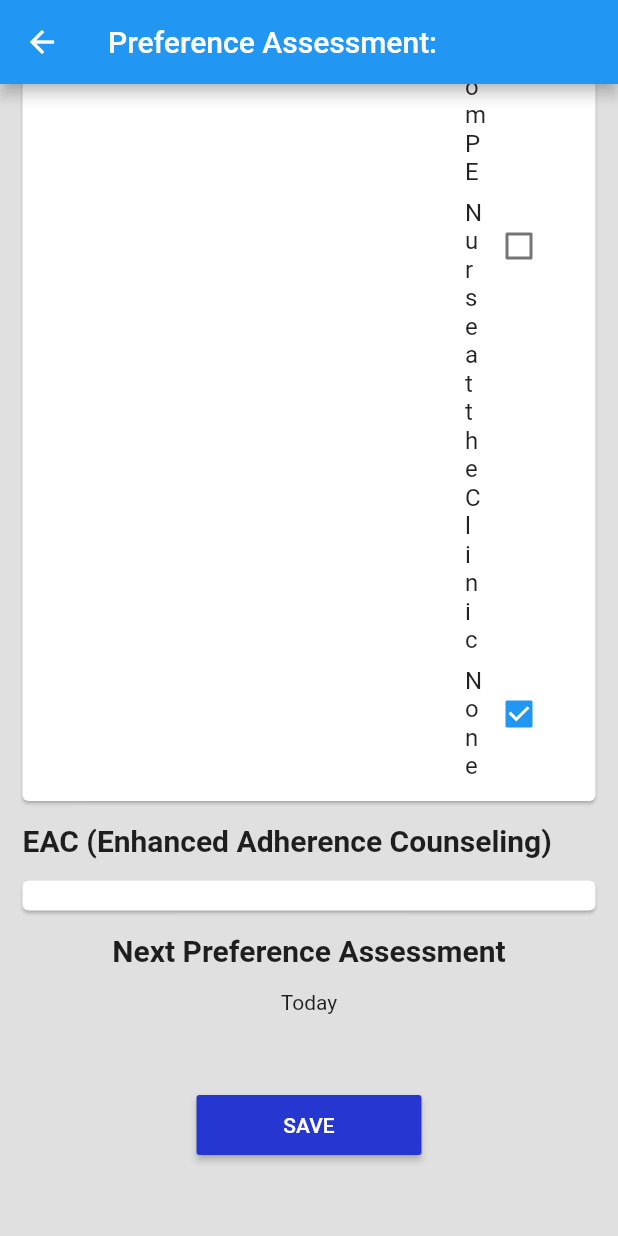
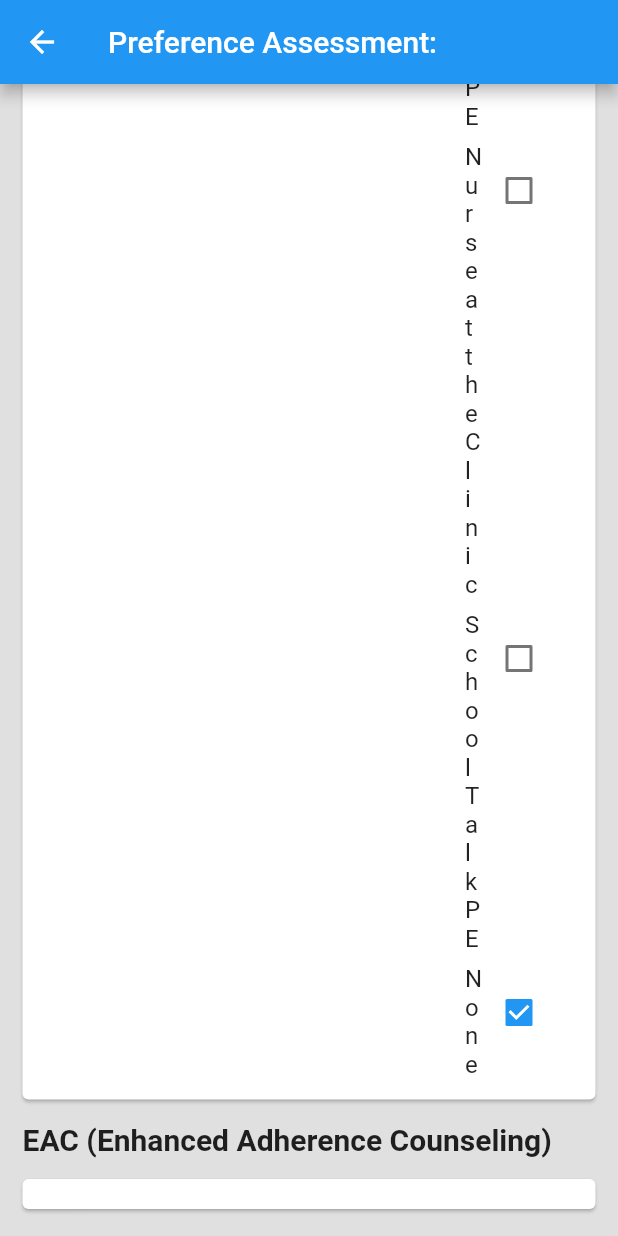
Before and after one commit to chrisly-bear/PEBRApp, a Flutter app: the PreferenceAssessmentScreen screen opened directly with empty values, scrolled down 1728 dp, after a tap on "None", on a phone screen of 412 x 824 dp. Run offline on Flutter 3.47's test engine with Material 2 defaults, Android fonts, the phone set to English and light mode, and no system bars; our stand-ins replace flushbar, sqflite; accounts and stored records are empty.

Commit message:
Added additional support option "School Talk PE".

```diff
--- a/lib/database/models/PreferenceAssessment.dart
+++ b/lib/database/models/PreferenceAssessment.dart
@@ -134,6 +134,7 @@ class SupportPreferencesSelection {
   bool phoneCallPESelected = false;
   bool homeVisitPESelected = false;
   bool nurseAtClinicSelected = false;
+  bool schoolTalkPESelected = false;
 
   void deselectAll() {
     saturdayClinicClubSelected = false;
@@ -141,6 +142,7 @@ class SupportPreferencesSelection {
     phoneCallPESelected = false;
     homeVisitPESelected = false;
     nurseAtClinicSelected = false;
+    schoolTalkPESelected = false;
   }
 
   bool get areAllDeselected {
@@ -148,7 +150,8 @@ class SupportPreferencesSelection {
         communityYouthClubSelected ||
         phoneCallPESelected ||
         homeVisitPESelected ||
-        nurseAtClinicSelected);
+        nurseAtClinicSelected ||
+        schoolTalkPESelected);
   }
 
   String serializeToJSON() {
@@ -158,6 +161,7 @@ class SupportPreferencesSelection {
     map['phoneCallPESelected'] = phoneCallPESelected;
     map['homeVisitPESelected'] = homeVisitPESelected;
     map['nurseAtClinicSelected'] = nurseAtClinicSelected;
+    map['schoolTalkPESelected'] = schoolTalkPESelected;
     return jsonEncode(map);
   }
 
@@ -169,6 +173,7 @@ class SupportPreferencesSelection {
     obj.phoneCallPESelected = map['phoneCallPESelected'];
     obj.homeVisitPESelected = map['homeVisitPESelected'];
     obj.nurseAtClinicSelected = map['nurseAtClinicSelected'];
+    obj.schoolTalkPESelected = map['schoolTalkPESelected'];
     return obj;
   }
 
@@ -179,5 +184,3 @@ enum ARTRefillOption { CLINIC, PE_HOME_DELIVERY, VHW, TREATMENT_BUDDY, COMMUNITY
 
 // Do not change the order of the enums as their index is used to store the instance in the database!
 enum AdherenceReminderFrequency { DAILY, WEEKLY, MONTHLY }
-
-enum SupportPreference { SATURDAY_CLINIC_CLUB, COMMUNITY_YOUTH_CLUB, PHONE_CALL_PE, HOME_VISIT_PE, NURSE_AT_CLINIC }
--- a/lib/screens/PreferenceAssessmentScreen.dart
+++ b/lib/screens/PreferenceAssessmentScreen.dart
@@ -360,6 +360,22 @@ class _PreferenceAssessmentFormState extends State<PreferenceAssessmentForm> {
           Expanded(
             flex: _answersFlex,
             child: CheckboxListTile(
+              // secondary: const Icon(Icons.local_hospital),
+                title: Text('School Talk PE'),
+//                  dense: true,
+                value: _pa.supportPreferences.schoolTalkPESelected,
+                onChanged: (bool newValue) => this.setState(() {
+                  _pa.supportPreferences.schoolTalkPESelected = newValue;
+                })),
+          )
+        ],
+      ),
+      Row(
+        children: <Widget>[
+          Expanded(flex: _questionsFlex, child: Container()),
+          Expanded(
+            flex: _answersFlex,
+            child: CheckboxListTile(
                 // secondary: const Icon(Icons.local_hospital),
                 title: Text('None'),
 //                  dense: true,
```
Also changed, not shown: 1 other file.
